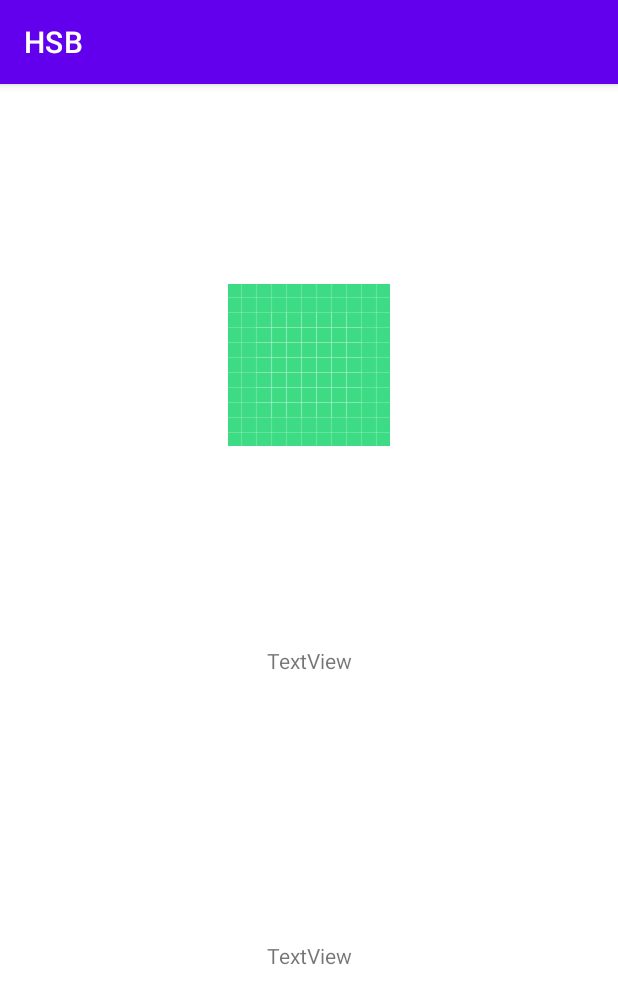
After one commit to diddntjd99/ARLibrary, an Android app: the DetailActivity screen opened directly, with no data from a screen before it, on a phone screen of 412 x 824 dp. The commit adds this screen. Shown: the top 1004 px of the screen. Run offline under Robolectric (Android 15) with nearby library versions, the phone set to English and light mode, and no system bars; 5 statements that could not run were skipped.

Commit message:
Book Detail Activity

```diff
--- a/app/src/main/AndroidManifest.xml
+++ b/app/src/main/AndroidManifest.xml
@@ -22,6 +22,8 @@
         </activity>
         <activity android:name=".ListActivity">
         </activity>
+        <activity android:name=".DetailActivity">
+        </activity>
     </application>
 
 </manifest>
--- /dev/null
+++ b/app/src/main/java/com/example/HSB/BookList.java
@@ -0,0 +1,25 @@
+package com.example.HSB;
+
+import org.json.JSONObject;
+
+import java.util.List;
+
+public class BookList {
+    private List<JSONObject> books;
+
+    private static class BookListHolder {
+        public static final BookList INSTANCE = new BookList();
+    }
+
+    public static BookList getBookListObject() {
+        return BookListHolder.INSTANCE;
+    }
+
+    public JSONObject getBook(int index) {
+        return books.get(index);
+    }
+
+    public void setBooks(List<JSONObject> books) {
+        this.books = books;
+    }
+}
--- /dev/null
+++ b/app/src/main/java/com/example/HSB/DetailActivity.java
@@ -0,0 +1,35 @@
+package com.example.HSB;
+
+import android.content.Intent;
+import android.os.Bundle;
+
+import androidx.appcompat.app.AppCompatActivity;
+
+import com.example.HSB.databinding.ActivityDetailBinding;
+
+import org.json.JSONException;
+import org.json.JSONObject;
+
+public class DetailActivity extends AppCompatActivity {
+    ImageLoadTask task;
+
+    protected void onCreate(Bundle savedInstanceState) {
+        super.onCreate(savedInstanceState);
+        ActivityDetailBinding binding = ActivityDetailBinding.inflate(getLayoutInflater());
+        setContentView(binding.getRoot());
+
+        Intent detailIntent = getIntent();
+        int position = detailIntent.getIntExtra("position", 0);
+        BookList bookList = BookList.getBookListObject();
+        JSONObject data = bookList.getBook(position);
+
+        try {
+            binding.title.setText(data.getString("title"));
+            binding.Number.setText(data.getString("book_location"));
+            task = new ImageLoadTask("http://119.192.49.237/img/" + data.getString("title"), binding.imageView);
+            task.execute();
+        } catch (JSONException e) {
+            e.printStackTrace();
+        }
+    }
+}
--- a/app/src/main/java/com/example/HSB/ListActivity.java
+++ b/app/src/main/java/com/example/HSB/ListActivity.java
@@ -5,6 +5,7 @@ import androidx.appcompat.app.AppCompatActivity;
 import androidx.recyclerview.widget.LinearLayoutManager;
 import androidx.recyclerview.widget.RecyclerView;
 
+import android.app.Activity;
 import android.content.Context;
 import android.content.Intent;
 import android.graphics.Bitmap;
@@ -48,9 +49,9 @@ class MyViewHolder extends RecyclerView.ViewHolder {
             public void onClick(View v) { //리사이클러 뷰 클릭 시
                 int i = getAdapterPosition();
                 if (i != RecyclerView.NO_POSITION) {
-                    Toast.makeText(itemBinding.getRoot().getContext()
-                            , itemBinding.textView.getText().toString()
-                            , Toast.LENGTH_SHORT).show();
+                    Intent it = new Intent(itemBinding.getRoot().getContext(), DetailActivity.class);
+                    it.putExtra("position", i);
+                    itemBinding.getRoot().getContext().startActivity(it);
                 }
             }
         });
@@ -137,6 +138,10 @@ public class ListActivity extends AppCompatActivity {
                                     books.add(data.getJSONObject(i));
                                     adapter.notifyItemInserted(i);
                                 }
+
+                                //books 라는 JSON List 싱글턴 클래스에 넘겨주기
+                                BookList bl = BookList.getBookListObject();
+                                bl.setBooks(books);
                             }
                         } catch (Exception e) {
                             e.printStackTrace();
--- /dev/null
+++ b/app/src/main/res/layout/activity_detail.xml
@@ -0,0 +1,37 @@
+<?xml version="1.0" encoding="utf-8"?>
+<androidx.constraintlayout.widget.ConstraintLayout xmlns:android="http://schemas.android.com/apk/res/android"
+    xmlns:app="http://schemas.android.com/apk/res-auto"
+    xmlns:tools="http://schemas.android.com/tools"
+    android:layout_width="match_parent"
+    android:layout_height="match_parent">
+
+    <ImageView
+        android:id="@+id/imageView"
+        android:layout_width="wrap_content"
+        android:layout_height="wrap_content"
+        app:layout_constraintBottom_toTopOf="@+id/title"
+        app:layout_constraintEnd_toEndOf="parent"
+        app:layout_constraintStart_toStartOf="parent"
+        app:layout_constraintTop_toTopOf="parent"
+        app:srcCompat="@drawable/ic_launcher_background" />
+
+    <TextView
+        android:id="@+id/title"
+        android:layout_width="wrap_content"
+        android:layout_height="wrap_content"
+        android:text="TextView"
+        app:layout_constraintBottom_toBottomOf="parent"
+        app:layout_constraintEnd_toEndOf="parent"
+        app:layout_constraintStart_toStartOf="parent"
+        app:layout_constraintTop_toTopOf="parent" />
+
+    <TextView
+        android:id="@+id/Number"
+        android:layout_width="wrap_content"
+        android:layout_height="wrap_content"
+        android:text="TextView"
+        app:layout_constraintBottom_toBottomOf="parent"
+        app:layout_constraintEnd_toEndOf="parent"
+        app:layout_constraintStart_toStartOf="parent"
+        app:layout_constraintTop_toBottomOf="@+id/title" />
+</androidx.constraintlayout.widget.ConstraintLayout>
```
